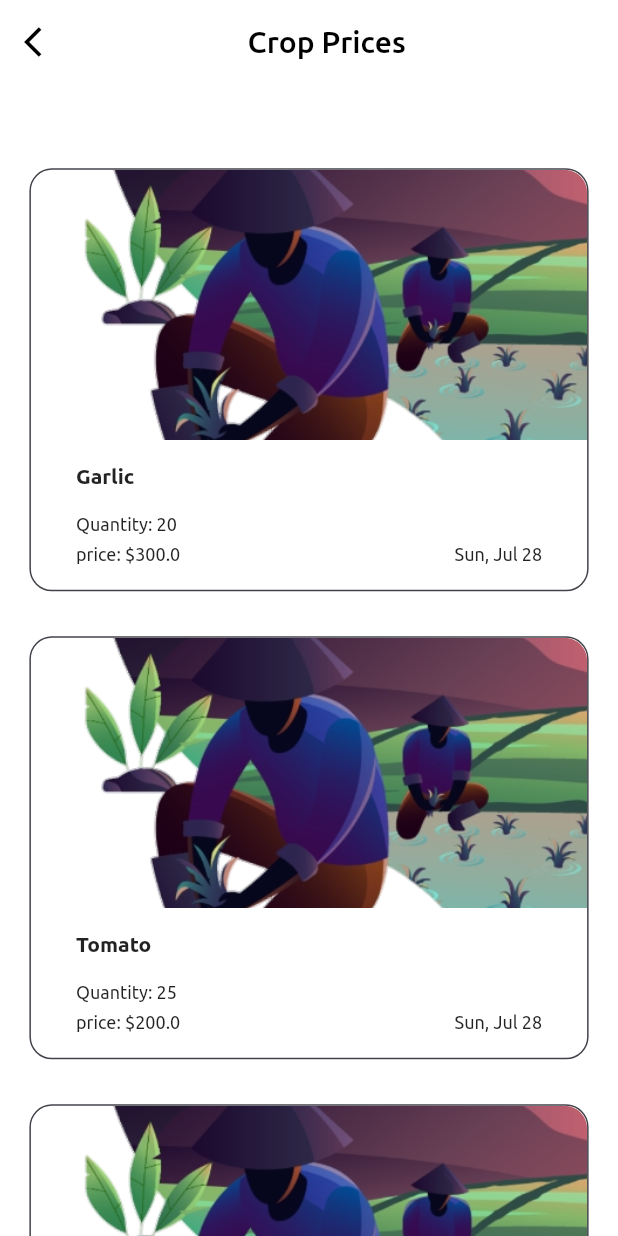
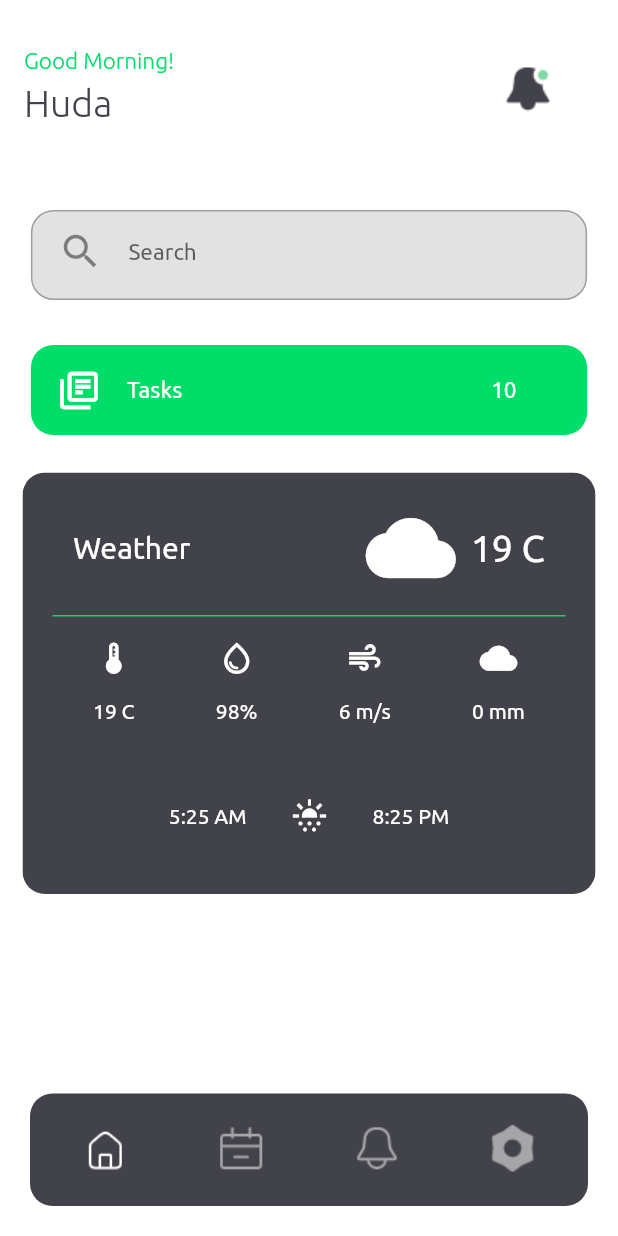
Before and after one commit to HudaOmer/Coepsense_VujaDE, a Flutter app: the screen it shows after launch, on a phone screen of 412 x 824 dp. Run offline on Flutter 3.47's test engine with Material 2 defaults, Android fonts, the phone set to English and light mode, and no system bars; our stand-ins replace fl_chart, flutter_riverpod, shared_preferences; project files that could hold a hidden picture were left out.

Commit message:
Add Home page & Archive folder

```diff
--- a/lib/pages/home_pages_navigation/main_home_updated.dart
+++ b/lib/archive/main_home_updated.dart
@@ -1,11 +1,10 @@
-import '../../utils/colors.dart';
-import '../../components/home_page_components/bars_template.dart';
-import '../../components/home_page_components/weather_template.dart';
-import '../../components/icon_customized.dart';
-import '../../utils/icons.dart';
+import '../utils/colors.dart';
+import '../components/home_page_components/bars_template.dart';
+import '../components/home_page_components/weather_template.dart';
+import '../components/home_page_components/zones_template.dart';
+import '../components/icon_customized.dart';
+import '../utils/icons.dart';
 import 'package:flutter/material.dart';
-
-import '../../components/home_page_components/zones_template.dart';
 
 double appbarheight = 120;
 
@@ -41,7 +40,7 @@ class MainHomePageUpdated extends StatelessWidget {
             SizedBox(height: 20),
             ZoneList(),
             SizedBox(height: 10),
-            WeatherContainer(),
+            WeatherTemplate(),
             SizedBox(height: 15),
             BarsContainer(),
           ],
--- a/lib/components/home_page_components/search_bar.dart
+++ b/lib/components/home_page_components/search_bar.dart
@@ -11,7 +11,8 @@ class SearchBar extends StatelessWidget {
         width: MediaQuery.of(context).size.width * 0.9,
         padding: const EdgeInsets.only(top: 10, bottom: 10),
         decoration: BoxDecoration(
-            border: Border.all(color: contrastColor),
+            color: mediumGreyColor,
+            border: Border.all(color: Colors.grey),
             borderRadius: BorderRadius.circular(15.0)),
         child: Padding(
           padding: const EdgeInsets.only(left: 17.0, right: 17.0, bottom: 5.0),
--- a/lib/components/home_page_components/weather_template.dart
+++ b/lib/components/home_page_components/weather_template.dart
@@ -1,8 +1,10 @@
 import 'package:flutter/material.dart';
 import '../../utils/colors.dart';
 
-class WeatherContainer extends StatelessWidget {
-  const WeatherContainer({super.key});
+const Color textColor = Colors.white;
+
+class WeatherTemplate extends StatelessWidget {
+  const WeatherTemplate({super.key});
 
   @override
   Widget build(BuildContext context) {
@@ -12,24 +14,28 @@ class WeatherContainer extends StatelessWidget {
         borderRadius: BorderRadius.circular(15),
         child: Container(
           padding: const EdgeInsets.all(20.0),
-          color: mediumGreyColor,
+          color: contrastColor,
           child: Column(
             children: [
               Row(
                 mainAxisAlignment: MainAxisAlignment.spaceAround,
                 children: [
-                  const Text('Weather', style: TextStyle(fontSize: 20)),
+                  const Text('Weather',
+                      style: TextStyle(fontSize: 20, color: textColor)),
                   SizedBox(width: MediaQuery.of(context).size.width * 0.15),
                   Row(
-                    children: [
-                      Icon(Icons.cloud, size: 60, color: contrastColor),
-                      const SizedBox(width: 10),
-                      const Text('19 C', style: TextStyle(fontSize: 25))
+                    children: const [
+                      Icon(Icons.cloud, size: 60, color: textColor),
+                      SizedBox(width: 10),
+                      Text('19 C',
+                          style: TextStyle(fontSize: 25, color: textColor))
                     ],
                   )
                 ],
               ),
-              const SizedBox(height: 30),
+              const SizedBox(height: 15.0),
+              Container(height: 1, color: mainColor),
+              const SizedBox(height: 15.0),
               Row(
                 mainAxisAlignment: MainAxisAlignment.spaceAround,
                 children: const [
@@ -43,11 +49,11 @@ class WeatherContainer extends StatelessWidget {
               Row(
                 mainAxisAlignment: MainAxisAlignment.center,
                 children: const [
-                  Text('5:25 AM'),
+                  Text('5:25 AM', style: TextStyle(color: textColor)),
                   SizedBox(width: 30),
-                  Icon(Icons.sunny_snowing),
+                  Icon(Icons.sunny_snowing, color: textColor),
                   SizedBox(width: 30),
-                  Text('8:25 PM')
+                  Text('8:25 PM', style: TextStyle(color: textColor))
                 ],
               ),
               const SizedBox(height: 20),
@@ -67,7 +73,11 @@ class WeatherState extends StatelessWidget {
   @override
   Widget build(BuildContext context) {
     return Column(
-      children: [Icon(icon, size: 25), const SizedBox(height: 15), Text(text)],
+      children: [
+        Icon(icon, size: 25, color: textColor),
+        const SizedBox(height: 15),
+        Text(text, style: const TextStyle(color: textColor))
+      ],
     );
   }
 }
--- a/lib/main.dart
+++ b/lib/main.dart
@@ -5,7 +5,7 @@ import 'pages/home_page.dart';
 import 'pages/sign_in_page.dart';
 import 'pages/splash_screen.dart';
 import 'pages/welcome_page.dart';
-import 'pages/home_pages_navigation/edit_profile.dart';
+import 'pages/home_pages_navigation/edit_profile_page.dart';
 import 'pages/register_page.dart';
 import 'pages/tasks_page.dart';
 import 'package:flutter/material.dart';
@@ -47,7 +47,7 @@ class MyApp extends ConsumerWidget {
               title: 'Flutter Demo',
               theme:
                   ThemeData(primarySwatch: Colors.green, fontFamily: "Ubuntu"),
-              home: CropPricePage()
+              home: HomePage()
               //  isAuthenticated ? const HomePage() : const SignInPage(),
               );
         });
--- a/lib/pages/home_page.dart
+++ b/lib/pages/home_page.dart
@@ -1,11 +1,12 @@
 import '../utils/colors.dart';
 import '../components/icon_customized.dart';
 import '../utils/icons.dart';
-import 'home_pages_navigation/main_home_page.dart';
-import 'home_pages_navigation/main_home_updated.dart';
-import 'home_pages_navigation/edit_profile.dart';
+import '../archive/main_home_page.dart';
+import '../archive/main_home_updated.dart';
+import 'home_pages_navigation/edit_profile_page.dart';
 import 'package:flutter/material.dart';
 
+import 'home_pages_navigation/home.dart';
 import 'home_pages_navigation/settings_page.dart';
 
 double iconSize = 35;
@@ -20,7 +21,7 @@ class HomePage extends StatefulWidget {
 class _HomePageState extends State<HomePage> {
   int currentIndex = 0;
   List<Widget> pages = const [
-    MainHomePageUpdated(),
+    Home(),
     MainHomePage(),
 
     //Center(child: Text("Calender")),
--- /dev/null
+++ b/lib/pages/home_pages_navigation/home.dart
@@ -0,0 +1,77 @@
+import '../../components/home_page_components/search_bar.dart';
+import '../../utils/colors.dart';
+import '../../components/home_page_components/bars_template.dart';
+import '../../components/home_page_components/weather_template.dart';
+import '../../components/home_page_components/zones_template.dart';
+import '../../components/icon_customized.dart';
+import '../../utils/icons.dart';
+import 'package:flutter/material.dart';
+
+double appbarheight = 120;
+
+class Home extends StatelessWidget {
+  const Home({super.key});
+
+  @override
+  Widget build(BuildContext context) {
+    return Scaffold(
+      backgroundColor: Colors.white,
+      appBar: AppBar(
+        elevation: 0,
+        toolbarHeight: appbarheight,
+        iconTheme: IconThemeData(color: contrastColor),
+        backgroundColor: Colors.white,
+        title: Column(
+          mainAxisAlignment: MainAxisAlignment.end,
+          crossAxisAlignment: CrossAxisAlignment.start,
+          children: [
+            Text('Good Morning!',
+                style: TextStyle(
+                    color: mainColor,
+                    fontSize: 15,
+                    fontWeight: FontWeight.w300)),
+            const SizedBox(height: 5),
+            Text('Huda',
+                style: TextStyle(
+                    color: contrastColor,
+                    fontSize: 25,
+                    fontWeight: FontWeight.w300)),
+            const SizedBox(height: 5),
+          ],
+        ),
+        actions: [Image.asset(notified, height: 25)],
+      ),
+      body: SingleChildScrollView(
+        child: Column(
+          children: [
+            const SizedBox(height: 20),
+            const Center(child: SearchBar()),
+            const SizedBox(height: 30),
+            Container(
+                height: 60,
+                width: MediaQuery.of(context).size.width * 0.9,
+                decoration: BoxDecoration(
+                    color: mainColor,
+                    borderRadius: BorderRadius.circular(15.0)),
+                child: Row(
+                  mainAxisAlignment: MainAxisAlignment.start,
+                  children: [
+                    const SizedBox(width: 17.0),
+                    const Icon(Icons.library_books_outlined,
+                        size: 30, color: Colors.white),
+                    const SizedBox(width: 17.0),
+                    const Text('Tasks',
+                        style: TextStyle(fontSize: 15, color: Colors.white)),
+                    SizedBox(width: MediaQuery.of(context).size.width * 0.5),
+                    const Text('10',
+                        style: TextStyle(fontSize: 15, color: Colors.white)),
+                  ],
+                )),
+            const SizedBox(height: 10),
+            const WeatherTemplate(),
+          ],
+        ),
+      ),
+    );
+  }
+}
```
Also changed, not shown: lib/archive/main_home_page.dart (renamed from lib/pages/home_pages_navigation/main_home_page.dart, +6 -6 lines), lib/pages/home_pages_navigation/edit_profile_page.dart (renamed from lib/pages/home_pages_navigation/edit_profile.dart).
